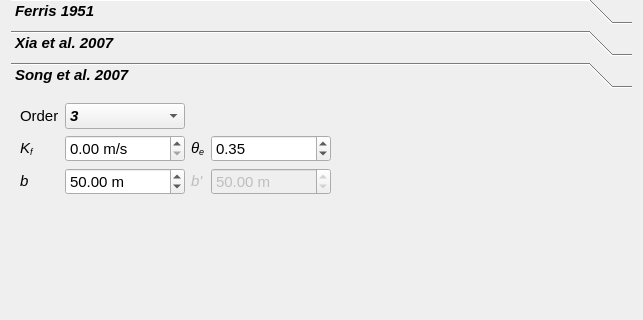
First picture: the form in lib/flowchart/nodes/n_19_generatecurve_v2/generate_signal.ui, repository cdd1969/pygwa, before the edit; both pictures show x 0 to 643 and y 312 to 632 of the 643 by 1146 pixel window.
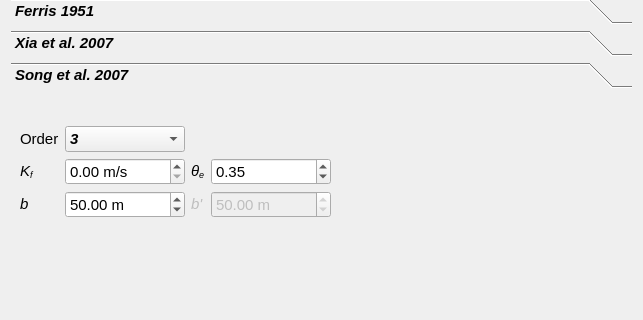
Second picture: the form after the edit. Icons and pictures are not drawn. Custom widgets are drawn as their Qt base class.

Diff of the .ui file:
```diff
--- a/lib/flowchart/nodes/n_19_generatecurve_v2/generate_signal.ui
+++ b/lib/flowchart/nodes/n_19_generatecurve_v2/generate_signal.ui
@@ -1610,7 +1610,20 @@
        <string>Song et al. 2007</string>
       </attribute>
       <layout class="QGridLayout" name="gridLayout_10">
-       <item row="0" column="0">
+       <item row="0" column="0" colspan="5">
+        <widget class="QLabel" name="label_34">
+         <property name="text">
+          <string/>
+         </property>
+         <property name="pixmap">
+          <pixmap>../../../../resources/pics/model_scheme_Song_et_al2007.png</pixmap>
+         </property>
+         <property name="scaledContents">
+          <bool>false</bool>
+         </property>
+        </widget>
+       </item>
+       <item row="1" column="0">
         <widget class="QLabel" name="label_29">
          <property name="maximumSize">
           <size>
@@ -1636,7 +1649,7 @@
          </property>
         </widget>
        </item>
-       <item row="0" column="1">
+       <item row="1" column="1">
         <widget class="QComboBox" name="cb_song_order">
          <property name="minimumSize">
           <size>
@@ -1664,7 +1677,7 @@
          </item>
         </widget>
        </item>
-       <item row="1" column="0">
+       <item row="2" column="0">
         <widget class="QLabel" name="label_28">
          <property name="maximumSize">
           <size>
@@ -1687,7 +1700,7 @@
          </property>
         </widget>
        </item>
-       <item row="1" column="1">
+       <item row="2" column="1">
         <widget class="SpinBox" name="sb_song_kf">
          <property name="minimumSize">
           <size>
@@ -1731,7 +1744,7 @@
          </property>
         </widget>
        </item>
-       <item row="1" column="2">
+       <item row="2" column="2">
         <widget class="QLabel" name="label_17">
          <property name="maximumSize">
           <size>
@@ -1757,7 +1770,7 @@
          </property>
         </widget>
        </item>
-       <item row="1" column="3">
+       <item row="2" column="3">
         <widget class="QDoubleSpinBox" name="sb_song_ne">
          <property name="minimumSize">
           <size>
@@ -1795,7 +1808,7 @@
          </property>
         </widget>
        </item>
-       <item row="2" column="0">
+       <item row="3" column="0">
         <widget class="QLabel" name="label_30">
          <property name="maximumSize">
           <size>
@@ -1818,7 +1831,7 @@
          </property>
         </widget>
        </item>
-       <item row="2" column="1">
+       <item row="3" column="1">
         <widget class="QDoubleSpinBox" name="sb_song_b">
          <property name="minimumSize">
           <size>
@@ -1859,7 +1872,7 @@
          </property>
         </widget>
        </item>
-       <item row="2" column="2">
+       <item row="3" column="2">
         <widget class="QLabel" name="label_31">
          <property name="enabled">
           <bool>false</bool>
@@ -1888,7 +1901,7 @@
          </property>
         </widget>
        </item>
-       <item row="2" column="3">
+       <item row="3" column="3">
         <widget class="QDoubleSpinBox" name="sb_song_b_to_msl">
          <property name="enabled">
           <bool>false</bool>
@@ -1935,7 +1948,7 @@
          </property>
         </widget>
        </item>
-       <item row="2" column="4">
+       <item row="3" column="4">
         <spacer name="horizontalSpacer_10">
          <property name="orientation">
           <enum>Qt::Horizontal</enum>
@@ -1948,7 +1961,7 @@
          </property>
         </spacer>
        </item>
-       <item row="3" column="1">
+       <item row="4" column="1">
         <spacer name="verticalSpacer_4">
          <property name="orientation">
           <enum>Qt::Vertical</enum>
@@ -1956,7 +1969,7 @@
          <property name="sizeHint" stdset="0">
           <size>
            <width>20</width>
-           <height>597</height>
+           <height>220</height>
           </size>
          </property>
         </spacer>
```
Left out of the diff: 124 changed lines with no effect on the pictures.
